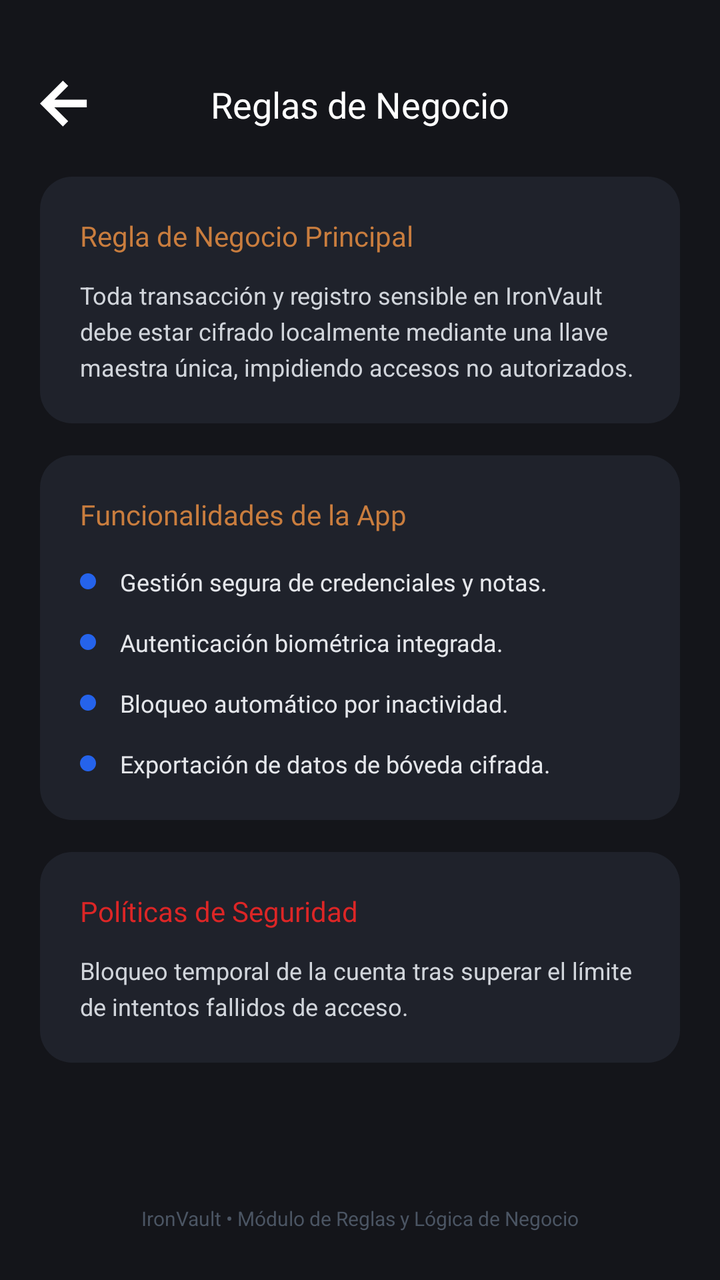
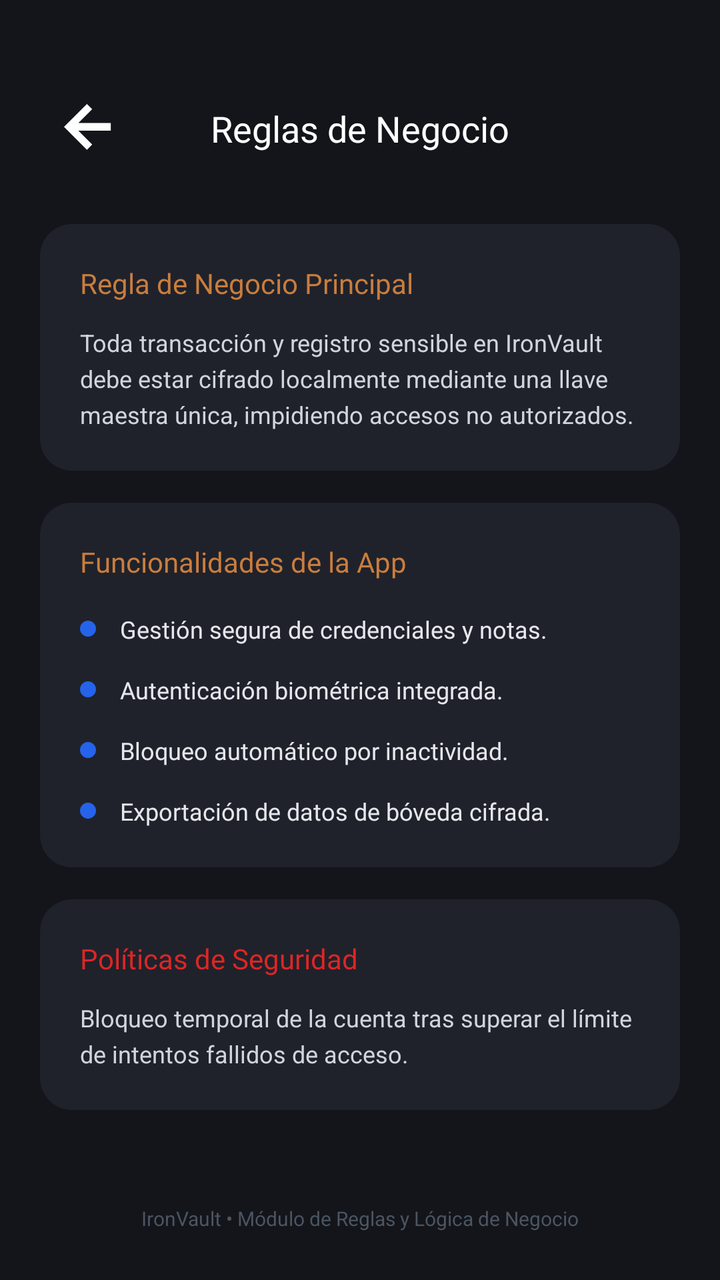

Screens rendered from an Android XML layout before and after an edit, with the pre-edit source and the edit as a unified diff.
<!-- AndroidManifest.xml: application theme Theme.MyApplication -->
<!-- res/layout/activity_business_rules.xml -->
<?xml version="1.0" encoding="utf-8"?>
<androidx.constraintlayout.widget.ConstraintLayout xmlns:android="http://schemas.android.com/apk/res/android"
    xmlns:app="http://schemas.android.com/apk/res-auto"
    android:layout_width="match_parent"
    android:layout_height="match_parent"
    android:background="#14151A"
    android:paddingHorizontal="20dp"
    android:paddingTop="40dp"
    android:paddingBottom="24dp">

    
    <androidx.constraintlayout.widget.ConstraintLayout
        android:id="@+id/layoutHeader"
        android:layout_width="match_parent"
        android:layout_height="wrap_content"
        app:layout_constraintEnd_toEndOf="parent"
        app:layout_constraintStart_toStartOf="parent"
        app:layout_constraintTop_toTopOf="parent">

        <ImageView
            android:id="@+id/btnBack"
            android:layout_width="24dp"
            android:layout_height="24dp"
            android:background="?attr/selectableItemBackgroundBorderless"
            android:clickable="true"
            android:focusable="true"
            android:src="@drawable/flecha"
            app:layout_constraintBottom_toBottomOf="parent"
            app:layout_constraintStart_toStartOf="parent"
            app:layout_constraintTop_toTopOf="parent"
            app:tint="#FFFFFF" />

        <TextView
            android:layout_width="wrap_content"
            android:layout_height="wrap_content"
            android:fontFamily="@font/inter_bold"
            android:text="Reglas de Negocio"
            android:textColor="#FFFFFF"
            android:textSize="18sp"
            app:layout_constraintBottom_toBottomOf="parent"
            app:layout_constraintEnd_toEndOf="parent"
            app:layout_constraintStart_toStartOf="parent"
            app:layout_constraintTop_toTopOf="parent" />

    </androidx.constraintlayout.widget.ConstraintLayout>

    
    <ScrollView
        android:layout_width="match_parent"
        android:layout_height="0dp"
        android:layout_marginTop="24dp"
        android:layout_marginBottom="16dp"
        android:scrollbars="none"
        app:layout_constraintBottom_toTopOf="@id/txtFooter"
        app:layout_constraintEnd_toEndOf="parent"
        app:layout_constraintStart_toStartOf="parent"
        app:layout_constraintTop_toBottomOf="@id/layoutHeader">

        <LinearLayout
            android:layout_width="match_parent"
            android:layout_height="wrap_content"
            android:orientation="vertical">

            
            <LinearLayout
                android:layout_width="match_parent"
                android:layout_height="wrap_content"
                android:background="@drawable/bg_card_dark"
                android:orientation="vertical"
                android:padding="20dp">

                <TextView
                    android:layout_width="wrap_content"
                    android:layout_height="wrap_content"
                    android:fontFamily="@font/inter_bold"
                    android:text="Regla de Negocio Principal"
                    android:textColor="#C97D3E"
                    android:textSize="14sp" />

                <TextView
                    android:layout_width="wrap_content"
                    android:layout_height="wrap_content"
                    android:layout_marginTop="12dp"
                    android:lineSpacingExtra="4dp"
                    android:text="Toda transacción y registro sensible en IronVault debe estar cifrado localmente mediante una llave maestra única, impidiendo accesos no autorizados."
                    android:textColor="#D1D5DB"
                    android:textSize="12sp" />
            </LinearLayout>

            
            <LinearLayout
                android:layout_width="match_parent"
                android:layout_height="wrap_content"
                android:layout_marginTop="16dp"
                android:background="@drawable/bg_card_dark"
                android:orientation="vertical"
                android:padding="20dp">

                <TextView
                    android:layout_width="wrap_content"
                    android:layout_height="wrap_content"
                    android:fontFamily="@font/inter_bold"
                    android:text="Funcionalidades de la App"
                    android:textColor="#C97D3E"
                    android:textSize="14sp" />

                
                <LinearLayout
                    android:layout_width="match_parent"
                    android:layout_height="wrap_content"
                    android:layout_marginTop="16dp"
                    android:gravity="center_vertical"
                    android:orientation="horizontal">

                    <ImageView
                        android:layout_width="8dp"
                        android:layout_height="8dp"
                        android:src="@drawable/bg_dot_blue" />

                    <TextView
                        android:layout_width="wrap_content"
                        android:layout_height="wrap_content"
                        android:layout_marginStart="12dp"
                        android:fontFamily="@font/inter_bold"
                        android:text="Gestión segura de credenciales y notas."
                        android:textColor="#E5E7EB"
                        android:textSize="12sp" />
                </LinearLayout>

                
                <LinearLayout
                    android:layout_width="match_parent"
                    android:layout_height="wrap_content"
                    android:layout_marginTop="14dp"
                    android:gravity="center_vertical"
                    android:orientation="horizontal">

                    <ImageView
                        android:layout_width="8dp"
                        android:layout_height="8dp"
                        android:src="@drawable/bg_dot_blue" />

                    <TextView
                        android:layout_width="wrap_content"
                        android:layout_height="wrap_content"
                        android:layout_marginStart="12dp"
                        android:fontFamily="@font/inter_bold"
                        android:text="Autenticación biométrica integrada."
                        android:textColor="#E5E7EB"
                        android:textSize="12sp" />
                </LinearLayout>

                
                <LinearLayout
                    android:layout_width="match_parent"
                    android:layout_height="wrap_content"
                    android:layout_marginTop="14dp"
                    android:gravity="center_vertical"
                    android:orientation="horizontal">

                    <ImageView
                        android:layout_width="8dp"
                        android:layout_height="8dp"
                        android:src="@drawable/bg_dot_blue" />

                    <TextView
                        android:layout_width="wrap_content"
                        android:layout_height="wrap_content"
                        android:layout_marginStart="12dp"
                        android:fontFamily="@font/inter_bold"
                        android:text="Bloqueo automático por inactividad."
                        android:textColor="#E5E7EB"
                        android:textSize="12sp" />
                </LinearLayout>

                
                <LinearLayout
                    android:layout_width="match_parent"
                    android:layout_height="wrap_content"
                    android:layout_marginTop="14dp"
                    android:gravity="center_vertical"
                    android:orientation="horizontal">

                    <ImageView
                        android:layout_width="8dp"
                        android:layout_height="8dp"
                        android:src="@drawable/bg_dot_blue" />

                    <TextView
                        android:layout_width="wrap_content"
                        android:layout_height="wrap_content"
                        android:layout_marginStart="12dp"
                        android:fontFamily="@font/inter_bold"
                        android:text="Exportación de datos de bóveda cifrada."
                        android:textColor="#E5E7EB"
                        android:textSize="12sp" />
                </LinearLayout>

            </LinearLayout>

            
            <LinearLayout
                android:layout_width="match_parent"
                android:layout_height="wrap_content"
                android:layout_marginTop="16dp"
                android:background="@drawable/bg_card_dark"
                android:orientation="vertical"
                android:padding="20dp">

                <TextView
                    android:layout_width="wrap_content"
                    android:layout_height="wrap_content"
                    android:fontFamily="@font/inter_bold"
                    android:text="Políticas de Seguridad"
                    android:textColor="#DC2626"
                    android:textSize="14sp" />

                <TextView
                    android:layout_width="wrap_content"
                    android:layout_height="wrap_content"
                    android:layout_marginTop="12dp"
                    android:lineSpacingExtra="4dp"
                    android:text="Bloqueo temporal de la cuenta tras superar el límite de intentos fallidos de acceso."
                    android:textColor="#D1D5DB"
                    android:textSize="12sp" />
            </LinearLayout>

        </LinearLayout>
    </ScrollView>

    
    <TextView
        android:id="@+id/txtFooter"
        android:layout_width="wrap_content"
        android:layout_height="wrap_content"
        android:text="IronVault • Módulo de Reglas y Lógica de Negocio"
        android:textColor="#4B5563"
        android:textSize="10sp"
        app:layout_constraintBottom_toBottomOf="parent"
        app:layout_constraintEnd_toEndOf="parent"
        app:layout_constraintStart_toStartOf="parent" />

</androidx.constraintlayout.widget.ConstraintLayout>
<!-- resources referenced by this layout -->
<resources>
  <!-- drawable bg_card_dark (drawable) -->
  <?xml version="1.0" encoding="utf-8"?>
  <shape xmlns:android="http://schemas.android.com/apk/res/android"
      android:shape="rectangle">
      <solid android:color="#1F222B" />
      <corners android:radius="16dp" />
  </shape>
  <!-- drawable bg_dot_blue (drawable) -->
  <?xml version="1.0" encoding="utf-8"?>
  <shape xmlns:android="http://schemas.android.com/apk/res/android"
      android:shape="oval">
      <solid android:color="#2563EB" />
      <size
          android:width="8dp"
          android:height="8dp" />
  </shape>
  <!-- drawable flecha (drawable) -->
  <vector xmlns:android="http://schemas.android.com/apk/res/android"
      android:width="15dp"
      android:height="15dp"
      android:viewportWidth="15"
      android:viewportHeight="15">
    <path
        android:pathData="M7.159,14.318L0,7.159L7.159,-0L8.807,1.633L4.482,5.959H14.616V8.359H4.482L8.807,12.677L7.159,14.318Z"
        android:fillColor="#9A9A9A"/>
  </vector>
  <style name="Theme.MyApplication" parent="Base.Theme.MyApplication" />
  <style name="Base.Theme.MyApplication" parent="Theme.Material3.DayNight.NoActionBar">
          <item name="android:windowBackground">#000000</item>
      </style>
</resources>

<!-- the commit's change to res/layout/activity_business_rules.xml (unified diff, before → after) -->
@@ -19,8 +19,10 @@
 
         <ImageView
             android:id="@+id/btnBack"
-            android:layout_width="24dp"
-            android:layout_height="24dp"
+            android:layout_width="48dp"
+            android:layout_height="48dp"
+            android:contentDescription="Volver"
+            android:padding="12dp"
             android:background="?attr/selectableItemBackgroundBorderless"
             android:clickable="true"
             android:focusable="true"
